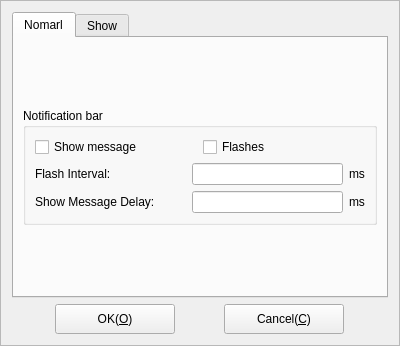
Qt form Widgets/FrmOptions/FrmOptions.ui (KangLin/RabbitIm) before a commit.
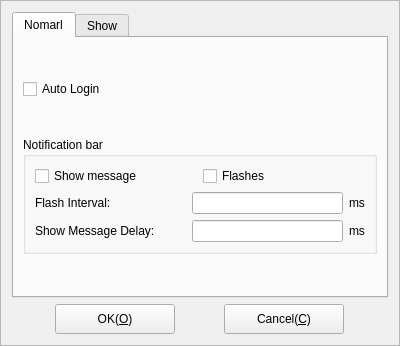
The same form after that commit. The open tabs and pages were chosen to show the change.

Commit message: 在设置选项对话框中加入自动登录选项

Patch:
```diff
--- a/Widgets/FrmOptions/FrmOptions.ui
+++ b/Widgets/FrmOptions/FrmOptions.ui
@@ -31,6 +31,13 @@
       </attribute>
       <layout class="QGridLayout" name="gridLayout_5">
        <item row="0" column="0">
+        <widget class="QCheckBox" name="cbAutoLogin">
+         <property name="text">
+          <string>Auto Login</string>
+         </property>
+        </widget>
+       </item>
+       <item row="1" column="0">
         <widget class="QGroupBox" name="groupBox">
          <property name="sizePolicy">
           <sizepolicy hsizetype="Preferred" vsizetype="Fixed">
```
Left out of the diff: 2 changed lines with no effect on the pictures. The commit also changes 5 other files.
